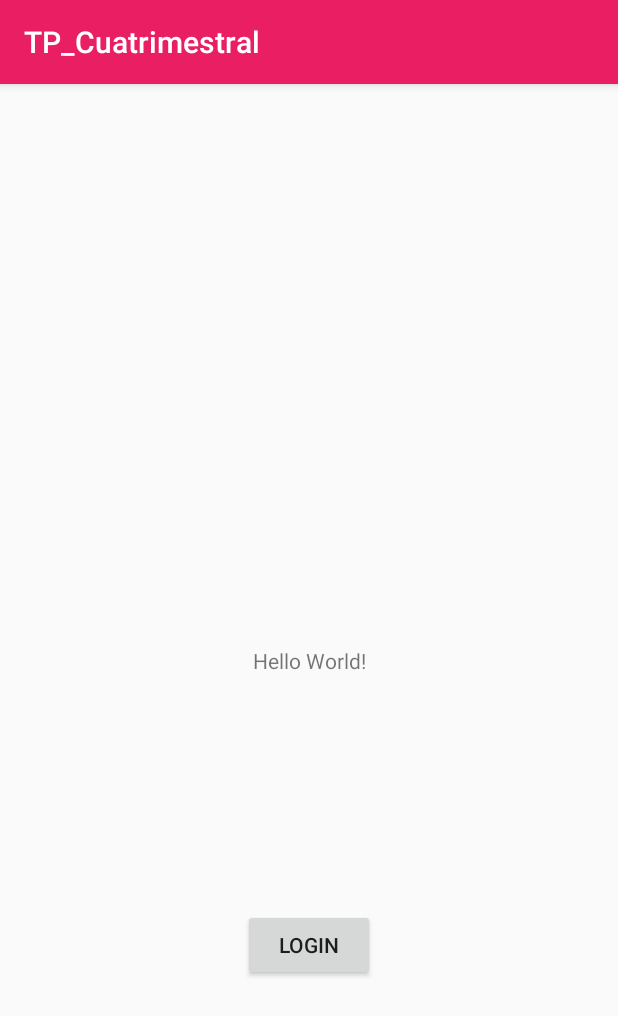
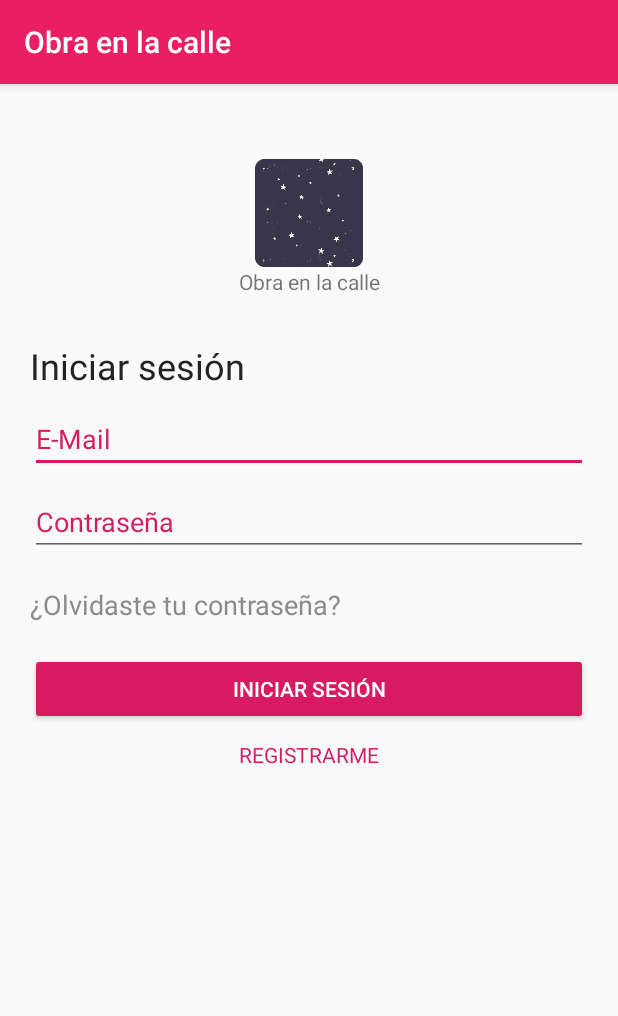
Before and after one commit to AleTid5/UTN_PAII_TP_Integrador, an Android app: the screen it shows after launch (MainActivity before the commit, LoginActivity after it), on a phone screen of 412 x 824 dp. Shown: the top 1016 px of the screen. Run offline under Robolectric (Android 15) with nearby library versions, the phone set to English and light mode, and no system bars.

Commit message:
Login 💎

```diff
--- a/app/src/main/AndroidManifest.xml
+++ b/app/src/main/AndroidManifest.xml
@@ -9,11 +9,12 @@
         android:roundIcon="@mipmap/ic_launcher_round"
         android:supportsRtl="true"
         android:theme="@style/AppTheme">
+        <activity android:name=".RegisterActivity"></activity>
         <activity
             android:name="src.Activities.SystemActivity"
             android:label="@string/title_activity_system"
-            android:theme="@style/AppTheme.NoActionBar"></activity>
-        <activity android:name="src.Activities.MainActivity">
+            android:theme="@style/AppTheme.NoActionBar" />
+        <activity android:name="src.Activities.LoginActivity">
             <intent-filter>
                 <action android:name="android.intent.action.MAIN" />
 
--- a/app/src/main/java/src/Activities/MainActivity.java
+++ b/app/src/main/java/src/Activities/LoginActivity.java
@@ -10,13 +10,13 @@ import com.example.tp_cuatrimestral.R;
 
 import src.Services.ContextManagerService;
 
-public class MainActivity extends AppCompatActivity {
+public class LoginActivity extends AppCompatActivity {
 
     @Override
     protected void onCreate(Bundle savedInstanceState) {
         super.onCreate(savedInstanceState);
         ContextManagerService.setContext(this.getBaseContext());
-        setContentView(R.layout.activity_main);
+        setContentView(R.layout.activity_login);
     }
 
     public void onLogin(View view) {
--- /dev/null
+++ b/app/src/main/res/layout/activity_login.xml
@@ -0,0 +1,95 @@
+<?xml version="1.0" encoding="utf-8"?>
+<androidx.constraintlayout.widget.ConstraintLayout xmlns:android="http://schemas.android.com/apk/res/android"
+    xmlns:app="http://schemas.android.com/apk/res-auto"
+    xmlns:tools="http://schemas.android.com/tools"
+    android:layout_width="match_parent"
+    android:layout_height="match_parent"
+    tools:context="src.Activities.LoginActivity">
+
+    <LinearLayout
+        android:layout_width="match_parent"
+        android:layout_height="match_parent"
+        android:orientation="vertical"
+        android:paddingStart="20dp"
+        android:paddingTop="50dp"
+        android:paddingEnd="20dp">
+
+        <ImageView
+            android:id="@+id/imageView3"
+            android:layout_width="match_parent"
+            android:layout_height="wrap_content"
+            app:srcCompat="@mipmap/ic_launcher_round" />
+
+        <TextView
+            android:id="@+id/textView"
+            android:layout_width="match_parent"
+            android:layout_height="wrap_content"
+            android:gravity="center"
+            android:text="@string/app_name" />
+
+        <LinearLayout
+            android:layout_width="match_parent"
+            android:layout_height="match_parent"
+            android:orientation="vertical"
+            android:paddingTop="30dp">
+
+            <TextView
+                android:id="@+id/textView2"
+                android:layout_width="match_parent"
+                android:layout_height="wrap_content"
+                android:text="Iniciar sesión"
+                android:textColor="#232323"
+                android:textSize="24dp" />
+
+            <EditText
+                android:id="@+id/input_email"
+                android:layout_width="match_parent"
+                android:layout_height="wrap_content"
+                android:ems="10"
+                android:hint="E-Mail"
+                android:inputType="textWebEmailAddress"
+                android:paddingTop="20dp"
+                android:textColor="#D81B60"
+                android:textColorHint="#D81B60" />
+
+            <EditText
+                android:id="@+id/input_password"
+                android:layout_width="match_parent"
+                android:layout_height="wrap_content"
+                android:ems="10"
+                android:hint="Contraseña"
+                android:inputType="textPassword"
+                android:paddingTop="20dp"
+                android:textColor="#D81B60"
+                android:textColorHint="#D81B60" />
+
+            <TextView
+                android:id="@+id/link_forgot_password"
+                android:layout_width="match_parent"
+                android:layout_height="wrap_content"
+                android:paddingTop="20dp"
+                android:paddingBottom="20dp"
+                android:text="¿Olvidaste tu contraseña?"
+                android:textColor="#8C8C8C"
+                android:textSize="18dp" />
+
+            <Button
+                android:id="@+id/button_login"
+                android:layout_width="match_parent"
+                android:layout_height="wrap_content"
+                android:backgroundTint="#D81B60"
+                android:text="Iniciar sesión"
+                android:textColor="#FFFFFF" />
+
+            <TextView
+                android:id="@+id/textView3"
+                android:layout_width="match_parent"
+                android:layout_height="wrap_content"
+                android:gravity="center"
+                android:paddingTop="10dp"
+                android:text="REGISTRARME"
+                android:textColor="#D81B60"
+                android:textSize="14dp" />
+        </LinearLayout>
+    </LinearLayout>
+</androidx.constraintlayout.widget.ConstraintLayout>
--- a/app/src/main/res/layout/activity_main.xml
+++ /dev/null
@@ -1,31 +0,0 @@
-<?xml version="1.0" encoding="utf-8"?>
-<androidx.constraintlayout.widget.ConstraintLayout xmlns:android="http://schemas.android.com/apk/res/android"
-    xmlns:app="http://schemas.android.com/apk/res-auto"
-    xmlns:tools="http://schemas.android.com/tools"
-    android:layout_width="match_parent"
-    android:layout_height="match_parent"
-    tools:context="src.Activities.MainActivity">
-
-    <TextView
-        android:id="@+id/textView2"
-        android:layout_width="wrap_content"
-        android:layout_height="wrap_content"
-        android:text="Hello World!"
-        app:layout_constraintBottom_toBottomOf="parent"
-        app:layout_constraintLeft_toLeftOf="parent"
-        app:layout_constraintRight_toRightOf="parent"
-        app:layout_constraintTop_toTopOf="parent" />
-
-    <Button
-        android:id="@+id/button_login"
-        android:layout_width="wrap_content"
-        android:layout_height="wrap_content"
-        android:layout_marginTop="156dp"
-        android:onClick="onLogin"
-        android:text="@string/action_login"
-        app:layout_constraintEnd_toEndOf="parent"
-        app:layout_constraintStart_toStartOf="parent"
-        app:layout_constraintTop_toBottomOf="@+id/textView2"
-        tools:ignore="MissingConstraints" />
-
-</androidx.constraintlayout.widget.ConstraintLayout>
--- a/app/src/main/res/values/strings.xml
+++ b/app/src/main/res/values/strings.xml
@@ -1,5 +1,5 @@
 <resources>
-    <string name="app_name">TP_Cuatrimestral</string>
+    <string name="app_name">Obra en la calle</string>
     <string name="title_activity_system">System</string>
     <string name="navigation_drawer_open">Open navigation drawer</string>
     <string name="navigation_drawer_close">Close navigation drawer</string>
```
